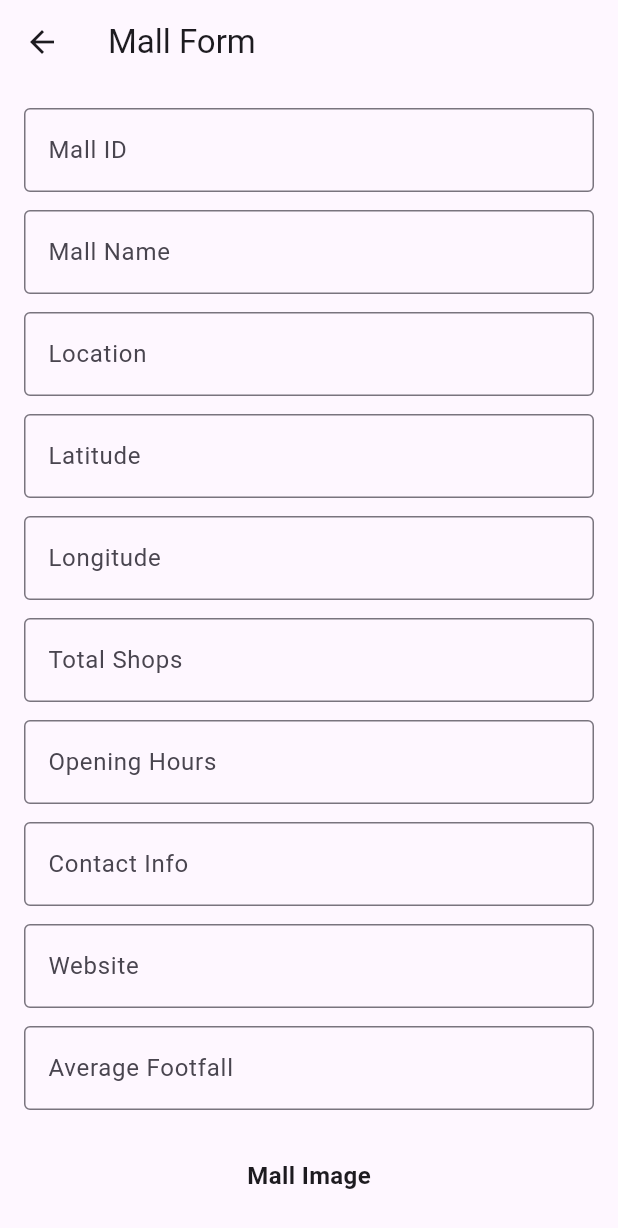
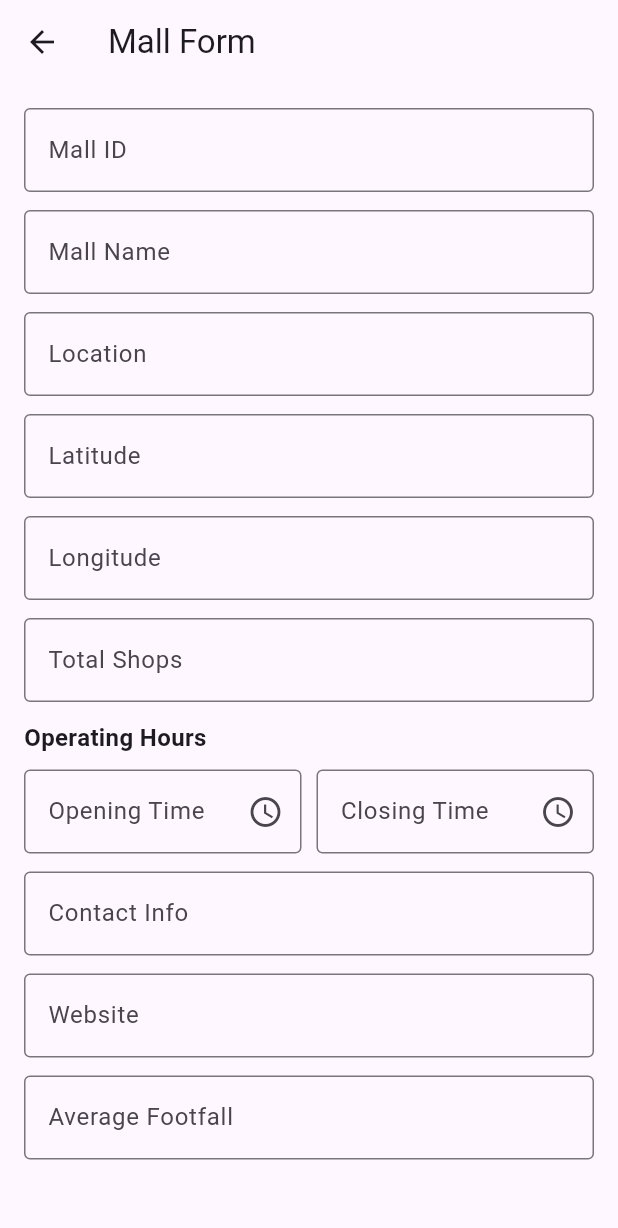
Before and after one commit to parasshakya/mall_app, a Flutter app: the AddMallScreen screen opened directly, on a phone screen of 412 x 824 dp. Shown: the top 1228 px of the screen. Run offline on Flutter 3.47's test engine with Material 3 defaults, Android fonts, the phone set to English and light mode, and no system bars; our stand-ins replace connectivity_plus, csv, flutter_bloc, hive, hive_flutter, image_picker and 1 more; missing offline and left inert: excel; accounts and stored records are empty.

Commit message:
add timePicker for adding mall data

```diff
--- a/lib/screens/add_mall_screen.dart
+++ b/lib/screens/add_mall_screen.dart
@@ -32,6 +32,8 @@ class _AddMallScreenState extends State<AddMallScreen> {
   final TextEditingController _contactInfoController = TextEditingController();
   final TextEditingController _websiteController = TextEditingController();
   final TextEditingController _footfallController = TextEditingController();
+  final TextEditingController _openingTimeController = TextEditingController();
+  final TextEditingController _closingTimeController = TextEditingController();
 
   // Selected Amenities
   List<String> selectedAmenities = [];
@@ -56,6 +58,20 @@ class _AddMallScreenState extends State<AddMallScreen> {
     });
   }
 
+  Future<void> _selectTime(
+      BuildContext context, TextEditingController controller) async {
+    TimeOfDay? pickedTime = await showTimePicker(
+      context: context,
+      initialTime: TimeOfDay.now(),
+    );
+
+    if (pickedTime != null) {
+      setState(() {
+        controller.text = pickedTime.format(context);
+      });
+    }
+  }
+
   void _submitForm() async {
     if (_formKey.currentState!.validate()) {
       if (_image == null) {
@@ -75,9 +91,18 @@ class _AddMallScreenState extends State<AddMallScreen> {
       int? totalShops = _totalShopsController.text.isNotEmpty
           ? int.parse(_totalShopsController.text)
           : null;
-      String? openingHours = _openingHoursController.text.isNotEmpty
-          ? _openingHoursController.text
+      String? openingTime = _openingTimeController.text.isNotEmpty
+          ? _openingTimeController.text
           : null;
+      String? closingTime = _closingTimeController.text.isNotEmpty
+          ? _closingTimeController.text
+          : null;
+      String? openingHours;
+
+      if (openingTime != null && closingTime != null) {
+        openingHours = "$openingTime - $closingTime";
+      }
+
       String contactInfo = _contactInfoController.text;
       String website = _websiteController.text;
       int? averageFootfall = _footfallController.text.isNotEmpty
@@ -105,7 +130,7 @@ class _AddMallScreenState extends State<AddMallScreen> {
         //save locally
         await HiveService.saveMall(newMall);
       }
-      await CSVService.appendSingleMallToCSV(newMall);
+      // await CSVService.appendSingleMallToCSV(newMall);
       await ExcelService.appendSingleMallToExcel(newMall);
 
       // You can now use `newMall` for further processing
@@ -141,8 +166,7 @@ class _AddMallScreenState extends State<AddMallScreen> {
                 _buildTextField(
                     _totalShopsController, "Total Shops", "Enter Total Shops",
                     isNumber: true),
-                _buildTextField(_openingHoursController, "Opening Hours",
-                    "e.g., 10 AM - 9 PM"),
+                _buildTimeSelector(),
                 _buildTextField(_contactInfoController, "Contact Info",
                     "Enter Contact Info"),
                 _buildTextField(_websiteController, "Website", "Enter Website"),
@@ -189,6 +213,61 @@ class _AddMallScreenState extends State<AddMallScreen> {
           hintText: hint,
           border: OutlineInputBorder(),
         ),
+      ),
+    );
+  }
+
+  Widget _buildTimeSelector() {
+    return Padding(
+      padding: const EdgeInsets.only(bottom: 12.0),
+      child: Column(
+        crossAxisAlignment: CrossAxisAlignment.start,
+        children: [
+          Text("Operating Hours",
+              style: TextStyle(fontSize: 16, fontWeight: FontWeight.bold)),
+          SizedBox(height: 10),
+          Row(
+            children: [
+              Expanded(
+                child: TextFormField(
+                  controller: _openingTimeController,
+                  readOnly: true,
+                  decoration: InputDecoration(
+                    labelText: "Opening Time",
+                    suffixIcon: Icon(Icons.access_time),
+                    border: OutlineInputBorder(),
+                  ),
+                  onTap: () => _selectTime(context, _openingTimeController),
+                  validator: (value) {
+                    if (value == null || value.isEmpty) {
+                      return "Please enter opening time";
+                    }
+                    return null;
+                  },
+                ),
+              ),
+              SizedBox(width: 10),
+              Expanded(
+                child: TextFormField(
+                  controller: _closingTimeController,
+                  readOnly: true,
+                  decoration: InputDecoration(
+                    labelText: "Closing Time",
+                    suffixIcon: Icon(Icons.access_time),
+                    border: OutlineInputBorder(),
+                  ),
+                  onTap: () => _selectTime(context, _closingTimeController),
+                  validator: (value) {
+                    if (value == null || value.isEmpty) {
+                      return "Please enter closing time";
+                    }
+                    return null;
+                  },
+                ),
+              ),
+            ],
+          ),
+        ],
       ),
     );
   }
```
